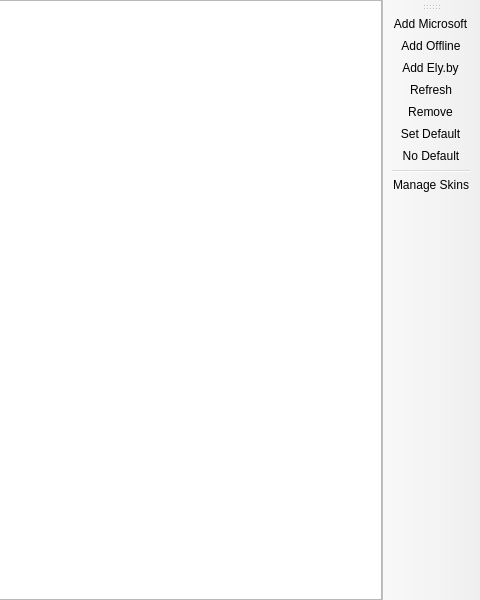
FreesmTeam/FreesmLauncher, file launcher/ui/pages/global/AccountListPage.ui: the form before one commit; both pictures show x 320 to 800 and y 0 to 600 of the 800 by 600 pixel window.
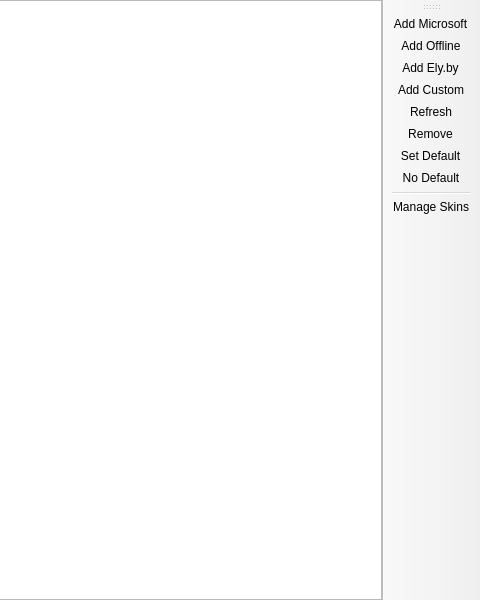
The form after the commit. Custom widgets are drawn as their Qt base class.

Commit message: feat(login): implement custom accounts

The edit to the form file:
```diff
--- a/launcher/ui/pages/global/AccountListPage.ui
+++ b/launcher/ui/pages/global/AccountListPage.ui
@@ -55,6 +55,7 @@
    <addaction name="actionAddMicrosoft"/>
    <addaction name="actionAddOffline"/>
    <addaction name="actionAddElyby"/>
+   <addaction name="actionAddCustom"/>
    <addaction name="actionRefresh"/>
    <addaction name="actionRemove"/>
    <addaction name="actionSetDefault"/>
@@ -114,6 +115,14 @@
     <string>Add Ely.by account</string>
    </property>
   </action>
+  <action name="actionAddCustom">
+   <property name="text">
+    <string>Add Custom</string>
+   </property>
+   <property name="toolTip">
+    <string>Add custom authentication system account</string>
+   </property>
+  </action>
  </widget>
  <customwidgets>
   <customwidget>
```
The commit also changes 26 other files.
